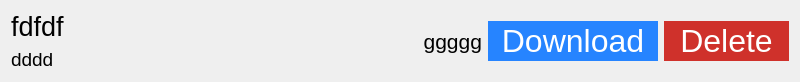
The window that forms/uploaded_file_panel.ui (hackpulsar/storage-crab-desktop) describes before a commit, drawn with Qt 5.
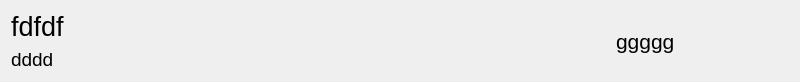
The same window after the commit.

Commit message: add buttons and change file tile background

```diff
--- a/forms/uploaded_file_panel.ui
+++ b/forms/uploaded_file_panel.ui
@@ -7,13 +7,19 @@
     <x>0</x>
     <y>0</y>
     <width>800</width>
-    <height>75</height>
+    <height>77</height>
    </rect>
   </property>
   <property name="windowTitle">
    <string>UploadedFilePanel</string>
   </property>
-  <layout class="QHBoxLayout" name="horizontalLayout" stretch="1,0,0,0">
+  <property name="autoFillBackground">
+   <bool>true</bool>
+  </property>
+  <property name="styleSheet">
+   <string notr="true"/>
+  </property>
+  <layout class="QHBoxLayout" name="horizontalLayout" stretch="1,0,0">
    <item>
     <layout class="QVBoxLayout" name="leftLayout" stretch="0,0">
      <property name="sizeConstraint">
@@ -79,57 +85,156 @@
      <property name="text">
       <string>ggggg</string>
      </property>
-     <property name="alignment">
-      <set>Qt::AlignmentFlag::AlignRight|Qt::AlignmentFlag::AlignTrailing|Qt::AlignmentFlag::AlignVCenter</set>
-     </property>
     </widget>
    </item>
    <item>
-    <widget class="QPushButton" name="downloadButton">
-     <property name="styleSheet">
-      <string notr="true">QPushButton {
-    color: white;
-    font-size: 24pt;
-    background-color: #2684FF;
-    border: 0;
-    min-width: 150px;
-    min-height: 40px;
-    padding: 0 10px;
-}
-QPushButton:hover {
-    background-color: #2276E4;
-}
-QPushButton:pressed {
-    background-color: #2065BF;
-}</string>
+    <layout class="QHBoxLayout" name="rightLayout">
+     <property name="rightMargin">
+      <number>0</number>
      </property>
-     <property name="text">
-      <string>Download</string>
-     </property>
-    </widget>
-   </item>
-   <item>
-    <widget class="QPushButton" name="deleteButton">
-     <property name="styleSheet">
-      <string notr="true">QPushButton {
-    color: white;
-    font-size: 24pt;
-    background-color: #CF312B;
-    border: 0;
-    min-width: 125px;
-    min-height: 40px;
-}
-QPushButton:hover {
-    background-color: #B12924;
-}
-QPushButton:pressed {
-    background-color: #9D231E;
-}</string>
-     </property>
-     <property name="text">
-      <string>Delete</string>
-     </property>
-    </widget>
+     <item>
+      <widget class="QPushButton" name="shareButton">
+       <property name="palette">
+        <palette>
+         <active>
+          <colorrole role="Button">
+           <brush brushstyle="SolidPattern">
+            <color alpha="0">
+             <red>0</red>
+             <green>0</green>
+             <blue>0</blue>
+            </color>
+           </brush>
+          </colorrole>
+          <colorrole role="Base">
+           <brush brushstyle="SolidPattern">
+            <color alpha="0">
+             <red>0</red>
+             <green>0</green>
+             <blue>0</blue>
+            </color>
+           </brush>
+          </colorrole>
+          <colorrole role="Window">
+           <brush brushstyle="SolidPattern">
+            <color alpha="0">
+             <red>0</red>
+             <green>0</green>
+             <blue>0</blue>
+            </color>
+           </brush>
+          </colorrole>
+         </active>
+         <inactive>
+          <colorrole role="Button">
+           <brush brushstyle="SolidPattern">
+            <color alpha="0">
+             <red>0</red>
+             <green>0</green>
+             <blue>0</blue>
+            </color>
+           </brush>
+          </colorrole>
+          <colorrole role="Base">
+           <brush brushstyle="SolidPattern">
+            <color alpha="0">
+             <red>0</red>
+             <green>0</green>
+             <blue>0</blue>
+            </color>
+           </brush>
+          </colorrole>
+          <colorrole role="Window">
+           <brush brushstyle="SolidPattern">
+            <color alpha="0">
+             <red>0</red>
+             <green>0</green>
+             <blue>0</blue>
+            </color>
+           </brush>
+          </colorrole>
+         </inactive>
+         <disabled>
+          <colorrole role="Button">
+           <brush brushstyle="SolidPattern">
+            <color alpha="0">
+             <red>0</red>
+             <green>0</green>
+             <blue>0</blue>
+            </color>
+           </brush>
+          </colorrole>
+          <colorrole role="Base">
+           <brush brushstyle="SolidPattern">
+            <color alpha="0">
+             <red>0</red>
+             <green>0</green>
+             <blue>0</blue>
+            </color>
+           </brush>
+          </colorrole>
+          <colorrole role="Window">
+           <brush brushstyle="SolidPattern">
+            <color alpha="0">
+             <red>0</red>
+             <green>0</green>
+             <blue>0</blue>
+            </color>
+           </brush>
+          </colorrole>
+         </disabled>
+        </palette>
+       </property>
+       <property name="styleSheet">
+        <string notr="true">border: none;
+background: transparent;</string>
+       </property>
+       <property name="text">
+        <string/>
+       </property>
+       <property name="iconSize">
+        <size>
+         <width>32</width>
+         <height>32</height>
+        </size>
+       </property>
+      </widget>
+     </item>
+     <item>
+      <widget class="QPushButton" name="downloadButton">
+       <property name="styleSheet">
+        <string notr="true">border: none;
+background: transparent;</string>
+       </property>
+       <property name="text">
+        <string/>
+       </property>
+       <property name="iconSize">
+        <size>
+         <width>32</width>
+         <height>32</height>
+        </size>
+       </property>
+      </widget>
+     </item>
+     <item>
+      <widget class="QPushButton" name="deleteButton">
+       <property name="styleSheet">
+        <string notr="true">border: none;
+background: transparent;</string>
+       </property>
+       <property name="text">
+        <string/>
+       </property>
+       <property name="iconSize">
+        <size>
+         <width>32</width>
+         <height>32</height>
+        </size>
+       </property>
+      </widget>
+     </item>
+    </layout>
    </item>
   </layout>
  </widget>
```
Left out of the diff: 2 changed lines with no effect on the pictures. The commit also changes 5 other files.
